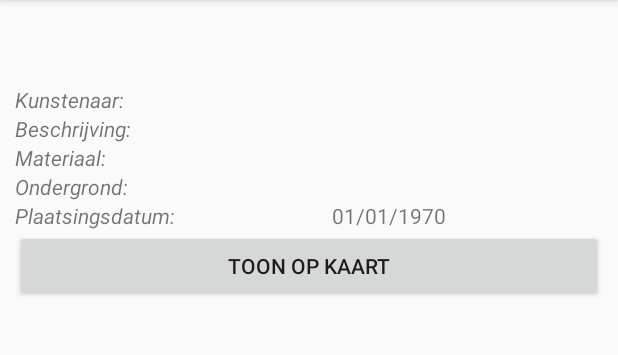
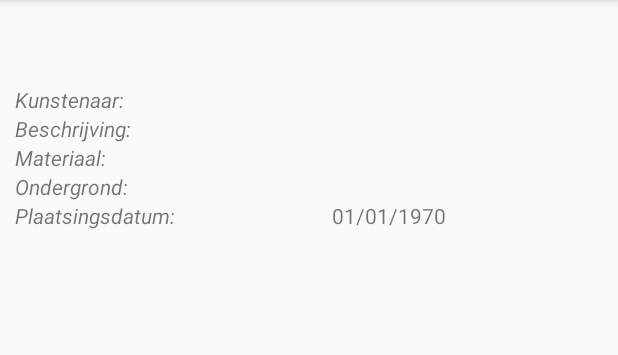
Before and after one commit to marcello505/Programmeren3Project, an Android app: the DetailActivity screen opened directly, with no data from a screen before it, on a phone screen of 412 x 824 dp, the part 84-439 px from its top. Run offline under Robolectric (Android 15) with nearby library versions, the phone set to English and light mode, and no system bars; pictures from the network do not load.

Commit message:
Toon-Op-Kaart compleet

```diff
--- a/Project/app/src/main/java/com/marcellohaddeman/programmeren3project/DetailActivity.java
+++ b/Project/app/src/main/java/com/marcellohaddeman/programmeren3project/DetailActivity.java
@@ -4,8 +4,10 @@ import androidx.appcompat.app.AppCompatActivity;
 
 import android.content.Intent;
 import android.content.res.Configuration;
+import android.net.Uri;
 import android.os.Bundle;
 import android.util.Log;
+import android.view.View;
 import android.widget.Button;
 import android.widget.ImageView;
 import android.widget.TextView;
@@ -14,6 +16,7 @@ import com.bumptech.glide.Glide;
 
 import java.text.SimpleDateFormat;
 import java.util.Date;
+import java.util.Locale;
 
 public class DetailActivity extends AppCompatActivity {
     private static final String TAG = "DetailActivity";
@@ -32,6 +35,8 @@ public class DetailActivity extends AppCompatActivity {
     private TextView mPlaatsingsdatum;
     private TextView mPlaatsingsdatumInvoer;
     private Button mToonOpKaart;
+    private double mLatitude;
+    private double mLongitude;
 
     @Override
     protected void onCreate(Bundle savedInstanceState) {
@@ -54,6 +59,16 @@ public class DetailActivity extends AppCompatActivity {
         this.mToonOpKaart = findViewById(R.id.btn_activity_detail_kaart);
         //TODO Maak de ToonOpKaart knop af. Moet nog de GEOX en GEOY doorgeven via de ViewHolder
 
+
+        this.mToonOpKaart.setOnClickListener(new View.OnClickListener() {
+            @Override
+            public void onClick(View v) {
+                String uri = String.format(Locale.ENGLISH, "geo:0,0?q=%f,%f", mLatitude, mLongitude);
+                Intent intent = new Intent(Intent.ACTION_VIEW, Uri.parse(uri));
+                DetailActivity.this.startActivity(intent);
+            }
+        });
+
         Intent intent = getIntent();
         this.mTitel.setText(intent.getStringExtra("titel"));
         this.mGeografischeLigging.setText(intent.getStringExtra("geografischeLigging"));
@@ -67,6 +82,11 @@ public class DetailActivity extends AppCompatActivity {
         this.mOndergrondInvoer.setText(intent.getStringExtra("ondergrond"));
         SimpleDateFormat plaatsingsDatum = new SimpleDateFormat("dd/MM/yyyy");
         this.mPlaatsingsdatumInvoer.setText(plaatsingsDatum.format(new Date(intent.getLongExtra("plaatsingsdatum", 0) * 1000)));
+        this.mLatitude = intent.getDoubleExtra("geoY", 0);
+        this.mLongitude = intent.getDoubleExtra("geoX", 0);
+        if(this.mLatitude == 0 && this.mLongitude == 0){
+            this.mToonOpKaart.setVisibility(View.GONE);
+        }
         Log.v(TAG, "onCreate: Finished method.");
 
     }
--- a/Project/app/src/main/java/com/marcellohaddeman/programmeren3project/RecycleViewAdapter.java
+++ b/Project/app/src/main/java/com/marcellohaddeman/programmeren3project/RecycleViewAdapter.java
@@ -92,6 +92,8 @@ public class RecycleViewAdapter extends RecyclerView.Adapter<RecycleViewAdapter.
                     intent.putExtra("materiaal", element.getMateriaal());
                     intent.putExtra("ondergrond", element.getOndergrond());
                     intent.putExtra("plaatsingsdatum", element.getPlaatsingDatum());
+                    intent.putExtra("geoX", element.getGeoX());
+                    intent.putExtra("geoY", element.getGeoY());
                     context.startActivity(intent);
                 }
             });
--- a/Project/app/src/main/res/layout-land/activity_detail.xml
+++ b/Project/app/src/main/res/layout-land/activity_detail.xml
@@ -133,6 +133,15 @@
             app:layout_constraintStart_toEndOf="@+id/tv_activity_detail_plaatsingsdatum"
             app:layout_constraintTop_toBottomOf="@+id/tv_activity_detail_ondergrond_invoer" />
 
+        <Button
+            android:id="@+id/btn_activity_detail_kaart"
+            android:layout_width="0dp"
+            android:layout_height="wrap_content"
+            android:text="Toon op Kaart"
+            app:layout_constraintEnd_toEndOf="parent"
+            app:layout_constraintStart_toStartOf="parent"
+            app:layout_constraintTop_toBottomOf="@+id/tv_activity_detail_plaatsingsdatum_invoer" />
+
 
     </androidx.constraintlayout.widget.ConstraintLayout>
 
--- a/Project/build.gradle
+++ b/Project/build.gradle
@@ -8,7 +8,7 @@ buildscript {
 
     }
     dependencies {
-        classpath 'com.android.tools.build:gradle:3.6.0-rc02'
+        classpath 'com.android.tools.build:gradle:3.5.3'
 
 
         // NOTE: Do not place your application dependencies here; they belong
```
